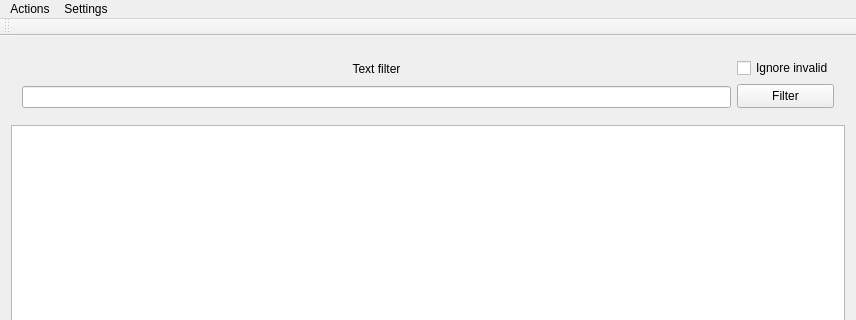
Old version of the form mainwindow.ui in the repository jeyboy/sniffer; both pictures show x 0 to 856 and y 0 to 320 of the 856 by 596 pixel window.
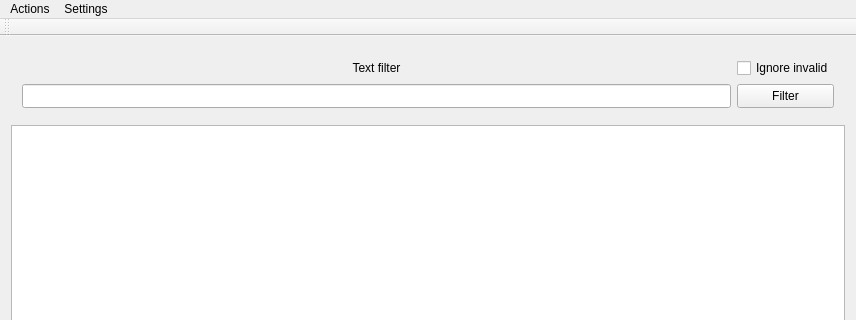
New version of the form.

Commit message: add proto manually

Diff of the .ui file:
```diff
--- a/mainwindow.ui
+++ b/mainwindow.ui
@@ -28,6 +28,12 @@
         <layout class="QVBoxLayout" name="verticalLayout_2">
          <item>
           <widget class="QLabel" name="label">
+           <property name="maximumSize">
+            <size>
+             <width>16777215</width>
+             <height>24</height>
+            </size>
+           </property>
            <property name="text">
             <string>Text filter</string>
            </property>
@@ -37,7 +43,20 @@
           </widget>
          </item>
          <item>
-          <widget class="QLineEdit" name="text_filter"/>
+          <widget class="QLineEdit" name="text_filter">
+           <property name="minimumSize">
+            <size>
+             <width>0</width>
+             <height>24</height>
+            </size>
+           </property>
+           <property name="maximumSize">
+            <size>
+             <width>16777215</width>
+             <height>24</height>
+            </size>
+           </property>
+          </widget>
          </item>
         </layout>
        </item>
```
Left out of the diff: 1 changed line with no effect on the pictures. The commit also changes 2 other files.
